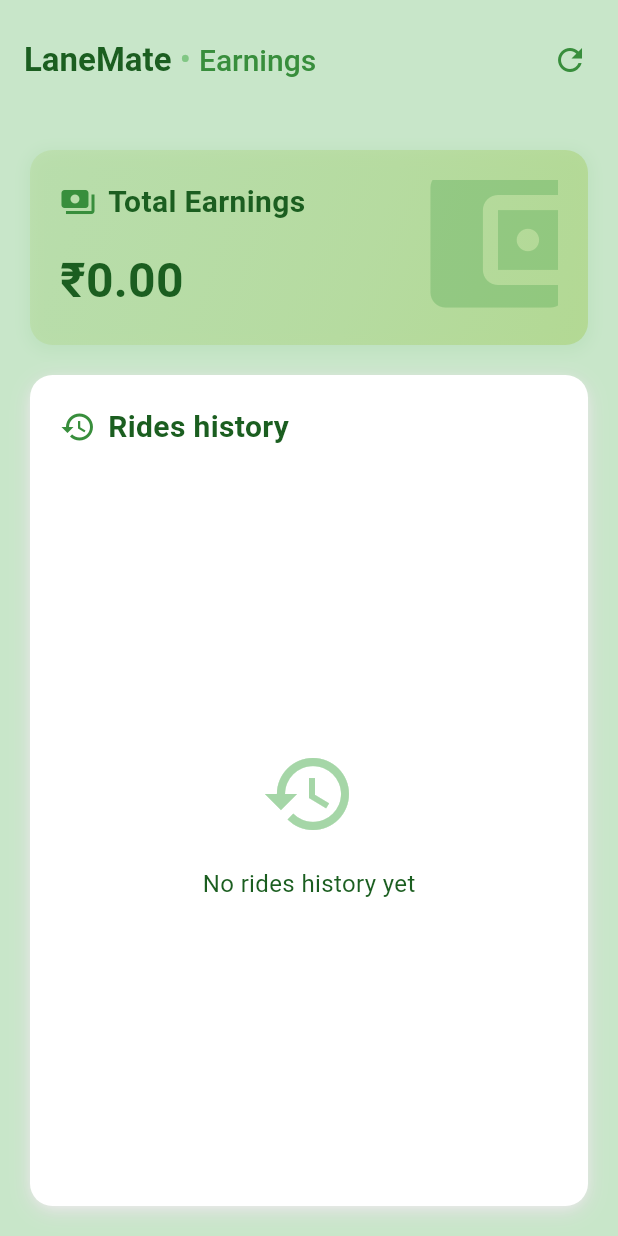
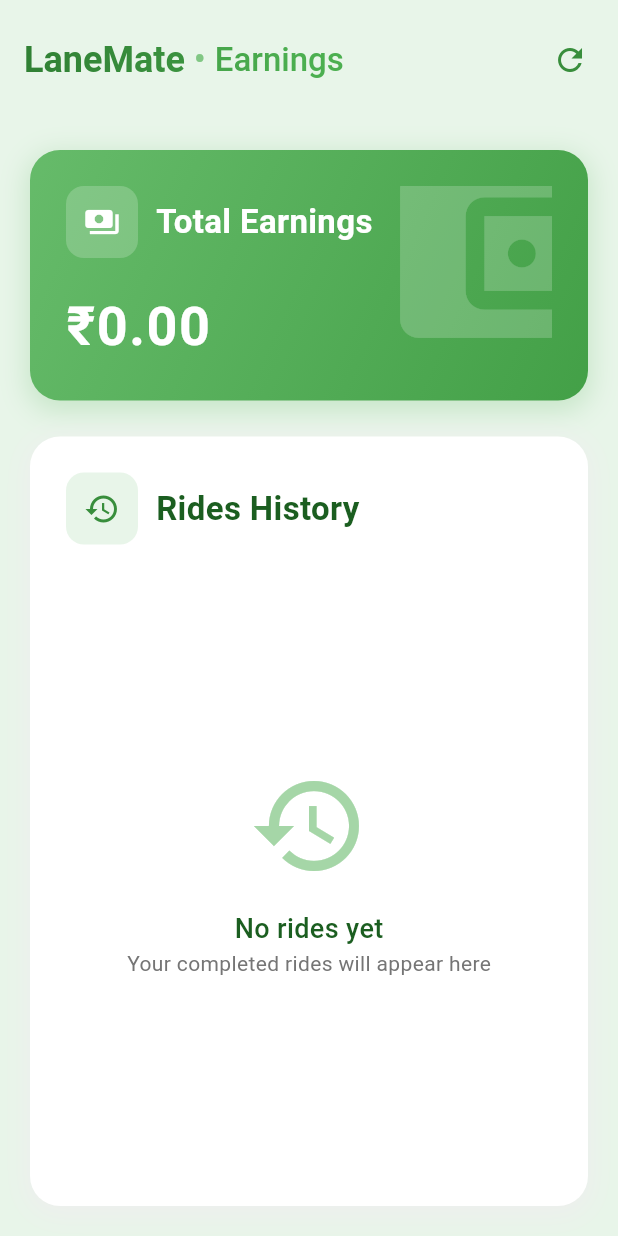
Before and after one commit to sirius54817/LaneMate_Provider, a Flutter app: the EarningsPage screen opened directly, on a phone screen of 412 x 824 dp. Run offline on Flutter 3.47's test engine with Material 3 defaults, Android fonts, the phone set to English and light mode, and no system bars; our stand-ins replace carousel_slider, cloud_firestore, firebase_auth, firebase_core, firebase_storage, fluttertoast and 8 more; missing offline and left inert: flutter_polyline_points; accounts and stored records are empty.

Commit message:
added passenger_detailes page and also updated the earnings page

```diff
--- a/lib/pages/Earnings.dart
+++ b/lib/pages/Earnings.dart
@@ -103,7 +103,7 @@
   Widget build(BuildContext context) {
     return Scaffold(
       appBar: AppBar(
-        backgroundColor: Colors.green[100],
+        backgroundColor: Colors.green.shade50,
         toolbarHeight: 80,
         elevation: 0,
         automaticallyImplyLeading: false,
@@ -112,100 +112,114 @@
             Text(
               'LaneMate',
               style: TextStyle(
-                color: Colors.green[900],
-                fontSize: 22,
+                foreground: Paint()
+                  ..shader = LinearGradient(
+                    colors: [
+                      Colors.green.shade800,
+                      Colors.green.shade600,
+                    ],
+                  ).createShader(Rect.fromLTWH(0.0, 0.0, 200.0, 70.0)),
+                fontSize: 24,
                 fontWeight: FontWeight.bold,
               ),
             ),
             Text(
               ' • ',
               style: TextStyle(
-                color: Colors.green[300],
-                fontSize: 22,
+                color: Colors.green.shade300,
+                fontSize: 24,
               ),
             ),
             Text(
               'Earnings',
               style: TextStyle(
-                color: Colors.green[700],
-                fontSize: 20,
+                foreground: Paint()
+                  ..shader = LinearGradient(
+                    colors: [
+                      Colors.green.shade700,
+                      Colors.green.shade500,
+                    ],
+                  ).createShader(Rect.fromLTWH(0.0, 0.0, 200.0, 70.0)),
+                fontSize: 22,
                 fontWeight: FontWeight.w500,
               ),
             ),
           ],
         ),
         actions: [
-          // Add refresh button
           IconButton(
             icon: Icon(
               Icons.refresh,
-              color: Colors.green[700],
+              color: Colors.green.shade700,
             ),
             onPressed: () async {
-              setState(() {
-                _isLoading = true;
-              });
-
-              // Cancel existing subscription
+              setState(() => _isLoading = true);
               await _agentSubscription?.cancel();
-
-              // Setup stream again
               _setupAgentStream();
-
               ScaffoldMessenger.of(context).showSnackBar(
                 SnackBar(
-                  content: Text('Refreshing earnings data...'),
+                  content: Row(
+                    children: [
+                      Icon(Icons.refresh, color: Colors.white),
+                      SizedBox(width: 8),
+                      Text('Refreshing earnings...'),
+                    ],
+                  ),
+                  behavior: SnackBarBehavior.floating,
+                  shape: RoundedRectangleBorder(
+                    borderRadius: BorderRadius.circular(10),
+                  ),
+                  backgroundColor: Colors.green.shade700,
                   duration: Duration(seconds: 1),
-                  backgroundColor: Colors.blue,
                 ),
               );
             },
           ),
-          SizedBox(width: 8),  // Add some padding
+          SizedBox(width: 8),
         ],
       ),
-      backgroundColor: Colors.green[100],
+      backgroundColor: Colors.green.shade50,
       body: _isLoading
-          ? Center(child: CircularProgressIndicator(
-              color: Colors.blue[700],
-            ))
+          ? Center(
+              child: CircularProgressIndicator(
+                color: Colors.green.shade700,
+              ),
+            )
           : Padding(
               padding: EdgeInsets.all(20),
               child: Column(
                 children: [
-                  // Earnings Summary Card
+                  // Enhanced Earnings Summary Card
                   Container(
-                    padding: EdgeInsets.all(20),
+                    padding: EdgeInsets.all(24),
                     decoration: BoxDecoration(
                       gradient: LinearGradient(
                         begin: Alignment.topLeft,
                         end: Alignment.bottomRight,
                         colors: [
-                          Color(0xFFAED581).withOpacity(0.3),
-                          Color(0xFFAED581).withOpacity(0.5),
-                          Color(0xFFAED581).withOpacity(0.7),
+                          Colors.green.shade400,
+                          Colors.green.shade600,
                         ],
-                        stops: const [0.0, 0.6, 1.0],
                       ),
-                      borderRadius: BorderRadius.circular(15),
+                      borderRadius: BorderRadius.circular(20),
                       boxShadow: [
                         BoxShadow(
-                          color: Colors.green[200]!.withOpacity(0.3),
+                          color: Colors.green.shade200.withOpacity(0.5),
                           spreadRadius: 2,
-                          blurRadius: 8,
-                          offset: Offset(0, 2),
+                          blurRadius: 15,
+                          offset: Offset(0, 5),
                         ),
                       ],
                     ),
                     child: Stack(
                       children: [
                         Positioned(
-                          top: -20,
-                          right: -20,
+                          top: -30,
+                          right: -30,
                           child: Icon(
                             Icons.account_balance_wallet,
-                            size: 120,
-                            color: Colors.green[600]!.withOpacity(0.3),
+                            size: 150,
+                            color: Colors.white.withOpacity(0.2),
                           ),
                         ),
                         Column(
@@ -213,25 +227,37 @@
                           children: [
                             Row(
                               children: [
-                                Icon(Icons.payments, color: Colors.green[700]),
-                                SizedBox(width: 8),
+                                Container(
+                                  padding: EdgeInsets.all(12),
+                                  decoration: BoxDecoration(
+                                    color: Colors.white.withOpacity(0.2),
+                                    borderRadius: BorderRadius.circular(12),
+                                  ),
+                                  child: Icon(
+                                    Icons.payments,
+                                    color: Colors.white,
+                                    size: 24,
+                                  ),
+                                ),
+                                SizedBox(width: 12),
                                 Text(
                                   'Total Earnings',
                                   style: TextStyle(
-                                    color: Colors.green[900],
-                                    fontSize: 20,
+                                    color: Colors.white,
+                                    fontSize: 22,
                                     fontWeight: FontWeight.bold,
                                   ),
                                 ),
                               ],
                             ),
-                            SizedBox(height: 15),
+                            SizedBox(height: 20),
                             Text(
                               '₹${_totalEarnings.toStringAsFixed(2)}',
                               style: TextStyle(
-                                fontSize: 32,
+                                fontSize: 36,
                                 fontWeight: FontWeight.bold,
-                                color: Colors.green[900],
+                                color: Colors.white,
+                                letterSpacing: 1,
                               ),
                             ),
                           ],
@@ -239,26 +265,20 @@
                       ],
                     ),
                   ),
-                  SizedBox(height: 20),
-                  // rides history
+                  SizedBox(height: 24),
+                  // Enhanced Rides History Section
                   Expanded(
                     child: Container(
-                      padding: EdgeInsets.all(20),
+                      padding: EdgeInsets.all(24),
                       decoration: BoxDecoration(
                         color: Colors.white,
-                        borderRadius: BorderRadius.circular(15),
+                        borderRadius: BorderRadius.circular(20),
                         boxShadow: [
                           BoxShadow(
-                            color: Colors.grey[300]!,
+                            color: Colors.grey.shade200,
                             offset: Offset(0, 4),
-                            blurRadius: 12,
-                            spreadRadius: 0,
-                          ),
-                          BoxShadow(
-                            color: Colors.grey[200]!,
-                            offset: Offset(0, 2),
-                            blurRadius: 6,
-                            spreadRadius: -2,
+                            blurRadius: 15,
+                            spreadRadius: 2,
                           ),
                         ],
                       ),
@@ -267,19 +287,30 @@
                         children: [
                           Row(
                             children: [
-                              Icon(Icons.history, color: Colors.green[700]),
-                              SizedBox(width: 8),
+                              Container(
+                                padding: EdgeInsets.all(12),
+                                decoration: BoxDecoration(
+                                  color: Colors.green.shade50,
+                                  borderRadius: BorderRadius.circular(12),
+                                ),
+                                child: Icon(
+                                  Icons.history,
+                                  color: Colors.green.shade700,
+                                  size: 24,
+                                ),
+                              ),
+                              SizedBox(width: 12),
                               Text(
-                                'Rides history',
+                                'Rides History',
                                 style: TextStyle(
-                                  color: Colors.green[900],
-                                  fontSize: 20,
+                                  color: Colors.green.shade900,
+                                  fontSize: 22,
                                   fontWeight: FontWeight.bold,
                                 ),
                               ),
                             ],
                           ),
-                          SizedBox(height: 15),
+                          SizedBox(height: 20),
                           Expanded(
                             child: _deliveryHistory.isEmpty
                                 ? Center(
@@ -288,25 +319,33 @@
                                       children: [
                                         Icon(
                                           Icons.history,
-                                          size: 64,
-                                          color: Colors.green[200],
+                                          size: 80,
+                                          color: Colors.green.shade200,
                                         ),
                                         SizedBox(height: 16),
                                         Text(
-                                          'No rides history yet',
+                                          'No rides yet',
                                           style: TextStyle(
-                                            color: Colors.green[900],
-                                            fontSize: 16,
+                                            color: Colors.green.shade900,
+                                            fontSize: 18,
+                                            fontWeight: FontWeight.w500,
+                                          ),
+                                        ),
+                                        Text(
+                                          'Your completed rides will appear here',
+                                          style: TextStyle(
+                                            color: Colors.grey.shade600,
+                                            fontSize: 14,
                                           ),
                                         ),
                                       ],
                                     ),
                                   )
                                 : ListView.builder(
+                                    physics: BouncingScrollPhysics(),
                                     itemCount: _deliveryHistory.length,
                                     itemBuilder: (context, index) {
-                                      final delivery = _deliveryHistory[index];
-                                      return _buildDeliveryCard(delivery);
+                                      return _buildDeliveryCard(_deliveryHistory[index]);
                                     },
                                   ),
                           ),
@@ -323,93 +362,96 @@
   Widget _buildDeliveryCard(Map<String, dynamic> delivery) {
     final timestamp = delivery['timestamp'] as Timestamp;
     final date = DateFormat('MMM dd, yyyy hh:mm a').format(timestamp.toDate());
-    final orderType = delivery['type'] ?? 'food';  // Default to food if not specified
+    final orderType = delivery['type'] ?? 'food';
 
-    return Card(
-      margin: EdgeInsets.only(bottom: 12),
-      elevation: 0,
-      shape: RoundedRectangleBorder(
-        borderRadius: BorderRadius.circular(12),
-      ),
-      child: Container(
+    return Container(
+      margin: EdgeInsets.only(bottom: 16),
       decoration: BoxDecoration(
         gradient: LinearGradient(
           begin: Alignment.centerLeft,
           end: Alignment.centerRight,
           colors: [
+            orderType == 'medical'
+                ? Colors.blue.shade50
+                : Colors.green.shade50,
             Colors.white,
-              Colors.green[50]!.withOpacity(0.3),
           ],
         ),
-          borderRadius: BorderRadius.circular(12),
+        borderRadius: BorderRadius.circular(16),
         boxShadow: [
           BoxShadow(
-              color: Colors.grey[300]!,
-              offset: Offset(0, 3),
+            color: Colors.grey.shade200,
+            offset: Offset(0, 2),
             blurRadius: 8,
-              spreadRadius: -2,
-            ),
-            BoxShadow(
-              color: Colors.grey[200]!,
-              offset: Offset(0, 1),
-              blurRadius: 4,
-              spreadRadius: -1,
           ),
         ],
       ),
       child: ListTile(
         contentPadding: EdgeInsets.all(16),
         leading: Container(
-            padding: EdgeInsets.all(8),
+          padding: EdgeInsets.all(12),
           decoration: BoxDecoration(
-              color: orderType == 'medical' ? Colors.blue[50] : Colors.green[50],
-              borderRadius: BorderRadius.circular(8),
-              border: Border.all(
-                color: orderType == 'medical' ? Colors.blue[100]! : Colors.green[100]!,
-                width: 1,
-              ),
+            color: orderType == 'medical'
+                ? Colors.blue.shade100.withOpacity(0.3)
+                : Colors.green.shade100.withOpacity(0.3),
+            borderRadius: BorderRadius.circular(12),
           ),
           child: Icon(
             orderType == 'medical' ? Icons.medical_services : Icons.delivery_dining,
-              color: orderType == 'medical' ? Colors.green[700] : Colors.green[700],
-              size: 20,
+            color: orderType == 'medical' ? Colors.blue.shade700 : Colors.green.shade700,
+            size: 24,
           ),
         ),
-          title: Text(
+        title: Row(
+          children: [
+            Text(
               '₹${delivery['amount']}',
               style: TextStyle(
                 fontWeight: FontWeight.bold,
-              color: Colors.green[900],
-              fontSize: 18,
+                color: Colors.green.shade900,
+                fontSize: 20,
               ),
+            ),
+            Spacer(),
+            Container(
+              padding: EdgeInsets.symmetric(horizontal: 8, vertical: 4),
+              decoration: BoxDecoration(
+                color: orderType == 'medical'
+                    ? Colors.blue.shade50
+                    : Colors.green.shade50,
+                borderRadius: BorderRadius.circular(8),
+              ),
+              child: Text(
+                orderType.toUpperCase(),
+                style: TextStyle(
+                  color: orderType == 'medical'
+                      ? Colors.blue.shade700
+                      : Colors.green.shade700,
+                  fontWeight: FontWeight.w500,
+                  fontSize: 12,
+                ),
+              ),
+            ),
+          ],
         ),
         subtitle: Column(
           crossAxisAlignment: CrossAxisAlignment.start,
           children: [
-              SizedBox(height: 4),
-              Text(date),
+            SizedBox(height: 8),
+            Text(
+              date,
+              style: TextStyle(color: Colors.grey.shade600),
+            ),
             Text(
               delivery['location'] ?? 'Location not available',
-                style: TextStyle(
-                  color: Colors.grey[600],
-                ),
+              style: TextStyle(color: Colors.grey.shade700),
             ),
             if (delivery['distance'] != null)
               Text(
                 'Distance: ${delivery['distance']}',
-                  style: TextStyle(
-                    color: Colors.grey[600],
-                  ),
-                ),
-              Text(
-                'Type: ${orderType.toUpperCase()}',
-                style: TextStyle(
-                  color: orderType == 'medical' ? Colors.blue[700] : Colors.green[700],
-                  fontWeight: FontWeight.w500,
-                ),
+                style: TextStyle(color: Colors.grey.shade600),
               ),
           ],
-          ),
         ),
       ),
     );
```
Also changed, not shown: lib/pages/passenger_details_page.dart (added, +166 -0 lines), lib/pages/seat_layout.dart (+83 -27 lines). Lines whose indentation alone changed are shown as unchanged.
